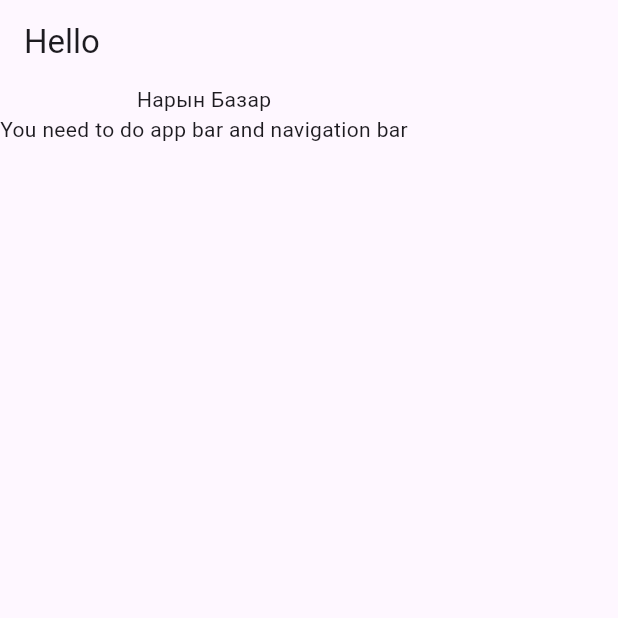
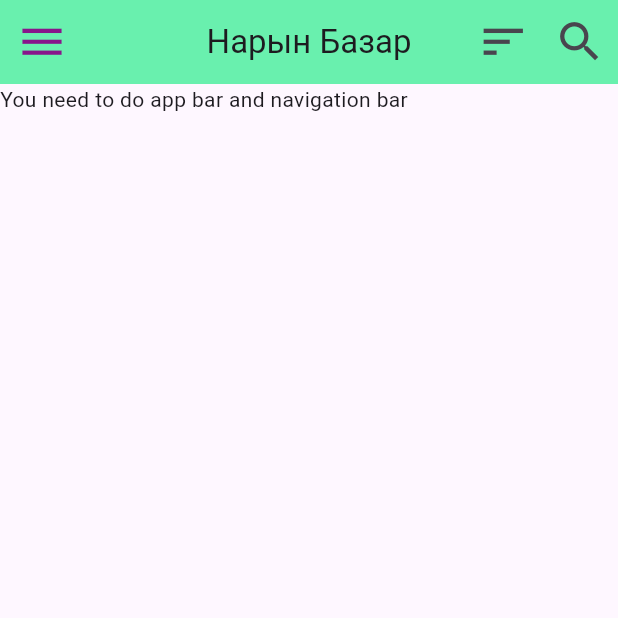
Before and after one commit to BolotKyzy/naryn_market, a Flutter app: the screen it shows after launch, on a phone screen of 412 x 824 dp, the top half of it. Run offline on Flutter 3.47's test engine with Material 3 defaults, Android fonts, the phone set to English and light mode, and no system bars.

Commit message:
edited appbar

```diff
--- a/lib/main.dart
+++ b/lib/main.dart
@@ -10,6 +10,7 @@ class MyApp extends StatelessWidget {
   @override
   Widget build(BuildContext context) {
     return MaterialApp(
+      debugShowCheckedModeBanner: false,
       title: 'Flutter Demo',
       theme: ThemeData(
         colorScheme: ColorScheme.fromSeed(seedColor: Colors.deepPurple),
--- a/lib/main_page.dart
+++ b/lib/main_page.dart
@@ -7,14 +7,31 @@ class MainPage extends StatelessWidget {
   Widget build(BuildContext context) {
     return Scaffold(
       appBar: AppBar(
-        title: Text("Hello"),
+        backgroundColor: Colors.greenAccent,
+        leading: IconButton(
+          onPressed: () {},
+          icon: Icon(Icons.menu),
+          iconSize: 35,
+          color: const Color.fromARGB(255, 136, 21, 139),
+        ),
+        actions: [
+          IconButton(
+            onPressed: () {},
+            icon: Icon(Icons.sort),
+            iconSize: 35,
+          ),
+          IconButton(
+            onPressed: () {},
+            icon: Icon(Icons.search),
+            iconSize: 35,
+          )
+        ],
+        title: Text("Нарын Базар"),
+        centerTitle: true,
       ),
       body: Container(
         child: Column(
-          children: [
-            Text("Нарын Базар"),
-            Text("You need to do app bar and navigation bar")
-          ],
+          children: [Text("You need to do app bar and navigation bar")],
         ),
       ),
     );
```
Also changed, not shown: 1 other file.
